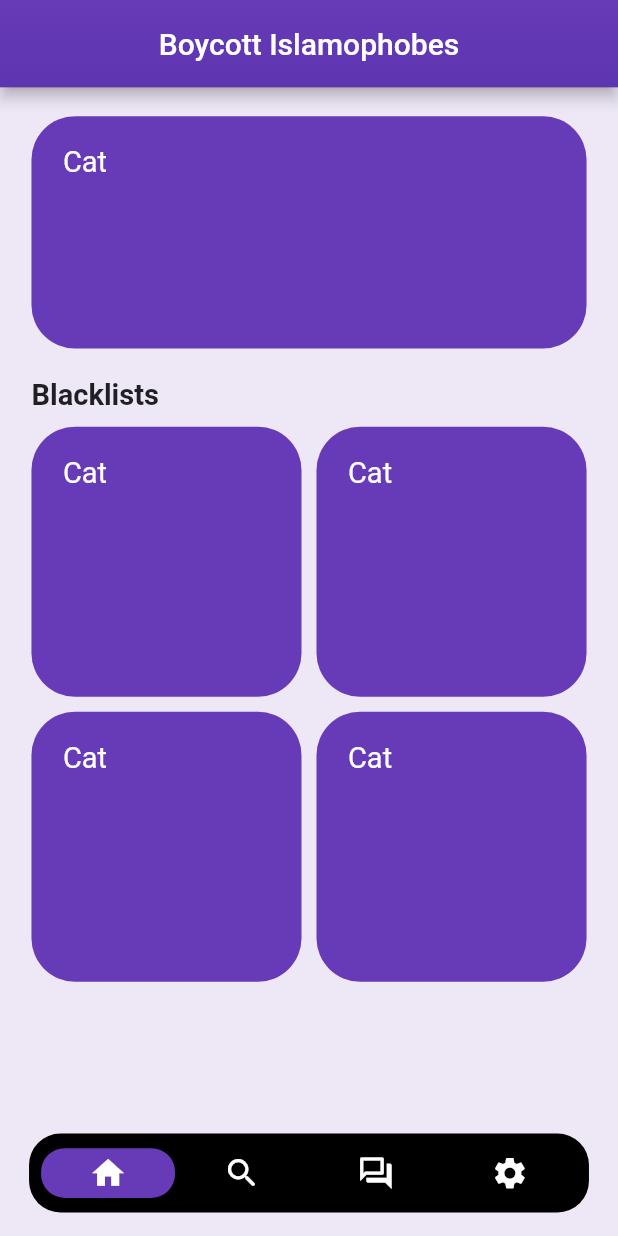
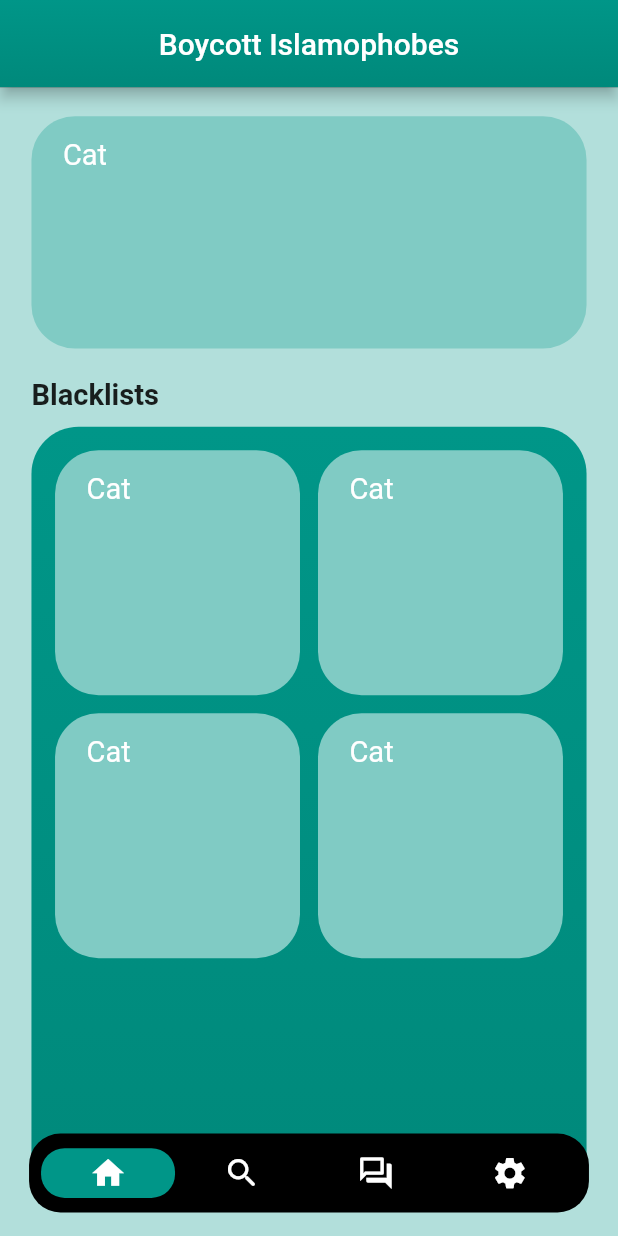
Before and after one commit to motasimfuad/Boycott-Islamophobes, a Flutter app: the screen it shows after launch, on a phone screen of 412 x 824 dp. Run offline on Flutter 3.47's test engine with Material 2 defaults, Android fonts, the phone set to English and light mode, and no system bars; drawn by our look-alikes of floating_bottom_navigation_bar; our stand-ins replace bloc, cloud_firestore, dartz, equatable, firebase_core, flutter_dotenv and 2 more; accounts and stored records are empty.

Commit message:
homepage ui updated

```diff
--- a/lib/core/constants/colors.dart
+++ b/lib/core/constants/colors.dart
@@ -15,7 +15,7 @@ class KColors {
   static const secondaryLight = Color(0xff383b4e);
   static const secondaryDark = Color(0xff292b38);
 
-  static const primary = Colors.deepPurple;
+  static const primary = Colors.teal;
 }
 
 final Map<int, Color> _darkMap = {
--- a/lib/core/router/app_router.dart
+++ b/lib/core/router/app_router.dart
@@ -1,9 +1,19 @@
 import 'package:boycott_islamophobes/features/bottom_nav.dart';
+import 'package:boycott_islamophobes/features/product/presentation/pages/all_products_page.dart';
+import 'package:boycott_islamophobes/features/search/presentation/pages/search_page.dart';
 import 'package:flutter/material.dart';
 import 'package:go_router/go_router.dart';
 
 class AppRouter {
   static const String homePage = '/';
+  static const String allProductsPage = 'products';
+  static const String productPage = 'productPage';
+  static const String allCountriesPage = 'allCountriesPage';
+  static const String allCategoriesPage = 'allCategoriesPage';
+  static const String allCompaniesPage = 'allCompaniesPage';
+  static const String searchPage = 'searchPage';
+  static const String faqPage = 'faqPage';
+  static const String settingsPage = 'settingsPage';
 }
 
 final router = GoRouter(
@@ -18,6 +28,28 @@ final router = GoRouter(
           key: state.pageKey,
           child: const BottomNav(),
         );
-        }),
+      },
+    ),
+    GoRoute(
+      name: AppRouter.searchPage,
+      path: '/${AppRouter.searchPage}',
+      pageBuilder: (context, state) {
+        return MaterialPage(
+          key: state.pageKey,
+          child: const SearchPage(),
+        );
+      },
+    ),
+    GoRoute(
+      name: AppRouter.allProductsPage,
+      path: '/${AppRouter.allProductsPage}',
+      pageBuilder: (context, state) {
+        print(state.path);
+        return MaterialPage(
+          key: state.pageKey,
+          child: const AllProductsPage(),
+        );
+      },
+    ),
   ],
 );
--- a/lib/features/bottom_nav.dart
+++ b/lib/features/bottom_nav.dart
@@ -1,4 +1,5 @@
 import 'package:boycott_islamophobes/features/home_page.dart';
+import 'package:boycott_islamophobes/features/search/presentation/pages/search_page.dart';
 import 'package:floating_bottom_navigation_bar/floating_bottom_navigation_bar.dart';
 import 'package:flutter/material.dart';
 import 'package:flutter_screenutil/flutter_screenutil.dart';
@@ -17,7 +18,8 @@ class _BottomNavState extends State<BottomNav> {
 
   final screens = [
     const HomePage(),
-    Container(),
+    const SearchPage(),
+    // router.goNamed(AppRouter.searchPage),
     Container(),
     Container(),
   ];
--- a/lib/features/home_page.dart
+++ b/lib/features/home_page.dart
@@ -2,6 +2,7 @@ import 'package:flutter/material.dart';
 import 'package:flutter_screenutil/flutter_screenutil.dart';
 
 import '../core/constants/colors.dart';
+import '../core/router/app_router.dart';
 
 class HomePage extends StatelessWidget {
   const HomePage({Key? key}) : super(key: key);
@@ -29,7 +30,7 @@ class HomePage extends StatelessWidget {
         ),
       ),
       body: Container(
-        color: KColors.primary.shade50,
+        color: KColors.primary.shade100,
         padding: EdgeInsets.only(
           top: 20.h,
           left: 20.w,
@@ -61,19 +62,35 @@ class HomePage extends StatelessWidget {
             SizedBox(
               height: 10.h,
             ),
-            Flexible(
-              fit: FlexFit.tight,
+            Expanded(
+              child: Container(
+                padding: EdgeInsets.all(15.w),
+                decoration: BoxDecoration(
+                    borderRadius: BorderRadius.circular(30.w),
+                    gradient: LinearGradient(
+                      colors: [
+                        KColors.primary,
+                        KColors.primary.shade600,
+                      ],
+                      begin: Alignment.topCenter,
+                      end: Alignment.bottomCenter,
+                    )),
                 child: GridView.builder(
                   gridDelegate: const SliverGridDelegateWithFixedCrossAxisCount(
                     crossAxisCount: 2,
                     childAspectRatio: 1,
-                  crossAxisSpacing: 10,
-                  mainAxisSpacing: 10,
+                    crossAxisSpacing: 12,
+                    mainAxisSpacing: 12,
                   ),
                   itemCount: 4,
                   itemBuilder: (BuildContext context, int index) {
-                  return const KCard();
+                    return KCard(
+                      onTap: () {
+                        router.pushNamed(AppRouter.allProductsPage);
                       },
+                    );
+                  },
+                ),
               ),
             ),
             // SizedBox(
@@ -90,31 +107,39 @@ class KCard extends StatelessWidget {
   final String? title;
   final double? height;
   final double? width;
+  final Function()? onTap;
   const KCard({
     Key? key,
     this.title,
     this.height,
     this.width,
+    this.onTap,
   }) : super(key: key);
 
   @override
   Widget build(BuildContext context) {
-    return Container(
+    return GestureDetector(
+      onTap: onTap,
+      child: Container(
         height: height,
         width: width,
         padding: EdgeInsets.symmetric(
-        vertical: 20.h,
+          vertical: 15.h,
           horizontal: 20.w,
         ),
         decoration: BoxDecoration(
           borderRadius: BorderRadius.circular(30.r),
-        color: KColors.primary,
+          color: KColors.primary.shade200,
+          // color: Colors.black,
         ),
-      child: Text('Cat',
+        child: Text(
+          'Cat',
           style: TextStyle(
             color: Colors.white,
             fontSize: 20.sp,
-          )),
+          ),
+        ),
+      ),
     );
   }
 }
--- a/lib/main.dart
+++ b/lib/main.dart
@@ -30,6 +30,7 @@ class MyApp extends StatelessWidget {
           routerDelegate: router.routerDelegate,
           routeInformationParser: router.routeInformationParser,
           routeInformationProvider: router.routeInformationProvider,
+
           debugShowCheckedModeBanner: false,
           title: 'Boycott Islamophobes',
           theme: AppTheme.lightTheme,
```
Also changed, not shown: lib/features/product/presentation/pages/all_products_page.dart (added, +10 -0 lines), lib/features/search/presentation/bloc/search_bloc.dart (added, +13 -0 lines), lib/features/search/presentation/bloc/search_event.dart (added, +8 -0 lines), lib/features/search/presentation/bloc/search_state.dart (added, +9 -0 lines), lib/features/search/presentation/pages/search_page.dart (added, +14 -0 lines). Lines whose indentation alone changed are shown as unchanged.
